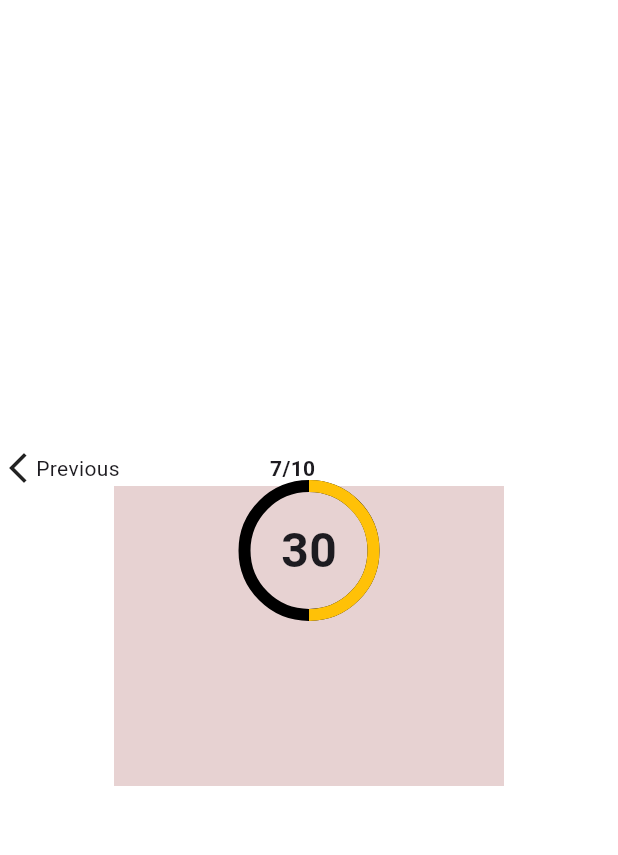
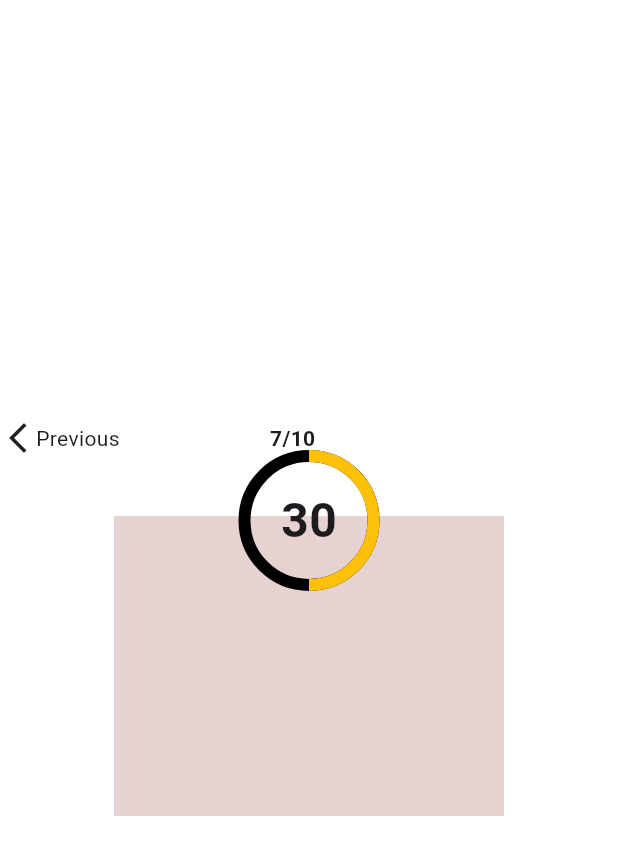
Before and after one commit to alamalam1999/flutter_project, a Flutter app: the screen it shows after launch, on a phone screen of 412 x 824 dp. Shown: the top 855 px of the screen. Run offline on Flutter 3.47's test engine with Material 3 defaults, Android fonts, the light colour scheme and no system bars.

Commit message:
add fiture

```diff
--- a/lib/quiz_screen.dart
+++ b/lib/quiz_screen.dart
@@ -47,6 +47,7 @@ class _MyWidgetState extends State<QuizScreen> {
                           children: [
                             Column(
                               children: [
+                                SizedBox(height: 40),
                                 Container(
                                   height: 200,
                                   width: 260,
@@ -59,7 +60,7 @@ class _MyWidgetState extends State<QuizScreen> {
                                 ),
                               ],
                             ),
-                            SizedBox(height: 50),
+
                             Stack(
                               alignment: Alignment.center,
                               children: [
```
